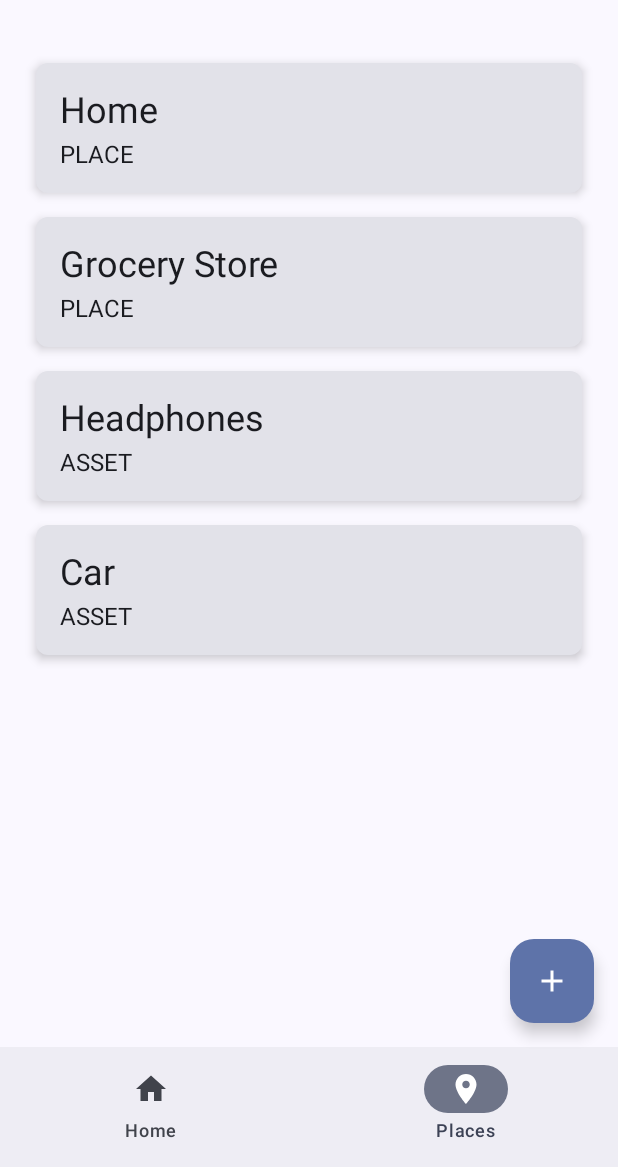
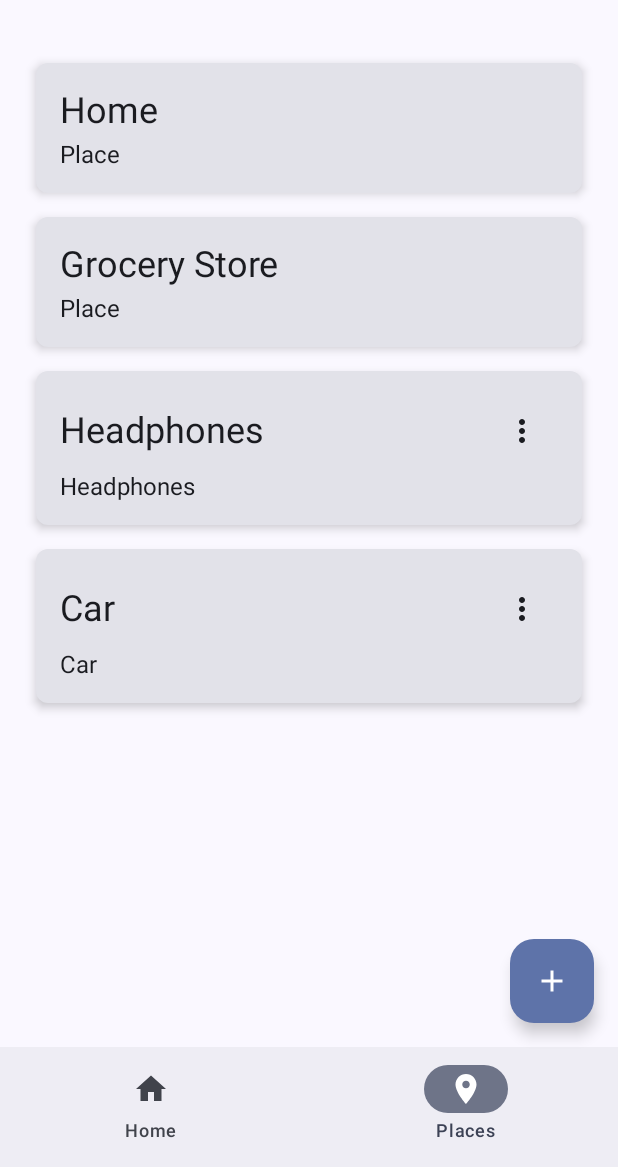
Before and after one commit to itissid/privyloci, an Android app built with Jetpack Compose: the screen it shows after launch (MainActivity), item 2 of the bottom bar chosen, on a phone screen of 412 x 824 dp, the part 69-1236 px from its top. Run offline under Robolectric (Android 15) with nearby library versions, the phone set to English and light mode, and no system bars; our stand-ins replace Dagger/Hilt's generated code, Room's generated code.

Commit message:
BLE Feature 1/n: Spearate Entity and domain model for place/asset type

```diff
--- a/app/src/main/java/me/itissid/privyloci/MainActivity.kt
+++ b/app/src/main/java/me/itissid/privyloci/MainActivity.kt
@@ -59,8 +59,10 @@ import me.itissid.privyloci.ui.PlacesAndAssetsScreen
 import me.itissid.privyloci.ui.theme.PrivyLociTheme
 import dagger.hilt.android.AndroidEntryPoint
 import kotlinx.coroutines.flow.StateFlow
+import kotlinx.coroutines.flow.map
 import kotlinx.coroutines.launch
 import me.itissid.privyloci.data.DataProvider.processAppContainers
+import me.itissid.privyloci.datamodels.toDomain
 //import me.itissid.privyloci.service.FG_NOTIFICATION_DISMISSED
 import me.itissid.privyloci.service.startPrivyForegroundService
 import me.itissid.privyloci.service.stopPrivyForegroundService
@@ -315,7 +317,8 @@ fun MainScreenWrapper(viewModel: MainViewModel) {
     val subscriptionDao = database.subscriptionDao()
     val placeTagDao = database.placeTagDao()
     // Coro for the win!
-    val places by placeTagDao.getAllPlaceTags().collectAsState(initial = emptyList())
+    val places by placeTagDao.getAllPlaceTags().map { entities -> entities.map { it.toDomain() } }
+        .collectAsState(initial = emptyList())
     val subscriptions by subscriptionDao.getAllSubscriptions().collectAsState(initial = emptyList())
     Logger.v(TAG, "Places: ${places.size}")
     Logger.v(TAG, "Subscriptions: ${subscriptions.size}")
--- a/app/src/main/java/me/itissid/privyloci/MainApplication.kt
+++ b/app/src/main/java/me/itissid/privyloci/MainApplication.kt
@@ -14,6 +14,7 @@ import kotlinx.coroutines.CoroutineScope
 import kotlinx.coroutines.Dispatchers
 import kotlinx.coroutines.launch
 import me.itissid.privyloci.data.DataProvider
+import me.itissid.privyloci.datamodels.toEntity
 import me.itissid.privyloci.db.AppDatabase
 import me.itissid.privyloci.eventprocessors.GeofenceEventProcessor
 import me.itissid.privyloci.service.PrivyForegroundService
@@ -84,7 +85,7 @@ class MainApplication : Application() {
                 subscriptionDao.deleteSubscription(it)
             }
             // Insert data into the database
-            placeTagDao.insertPlaceTags(places)
+            placeTagDao.insertPlaceTags(places.map { it.toEntity() })
             subscriptionDao.insertSubscriptions(subscriptionsList)
         }
     }
--- a/app/src/main/java/me/itissid/privyloci/data/DataProvider.kt
+++ b/app/src/main/java/me/itissid/privyloci/data/DataProvider.kt
@@ -35,7 +35,7 @@ object DataProvider {
                 {
                     "id": 3,
                     "name": "Headphones",
-                    "type": "ASSET",
+                    "type": "ASSET_BLE_HEADPHONES",
                     "metadata": "{ \"ble_id\": \"ABC123\" }",
                     "createdAt": 1693048323,
                     "isActive": true
@@ -43,7 +43,7 @@ object DataProvider {
                 {
                     "id": 4,
                     "name": "Car",
-                    "type": "ASSET",
+                    "type": "ASSET_BLE_CAR",
                     "metadata": "{ \"ble_id\": \"XYZ789\" }",
                     "createdAt": 1693048323,
                     "isActive": true
@@ -174,12 +174,16 @@ object DataProvider {
 
         // Parse places
         val placesJson = gson.toJson(dataMap["places"])
-        val placeTagListType: Type = object : TypeToken<List<PlaceTag>>() {}.type
-        val placesList: List<PlaceTag> = gson.fromJson(placesJson, placeTagListType)
+        val placeTagListType: Type = object : TypeToken<List<PlaceTagEntity>>() {}.type
+        val _placesList: List<PlaceTagEntity> =
+            gson.fromJson(placesJson, placeTagListType)
+        val placesList: List<PlaceTag> = _placesList.map { it.toDomain() }
 
         // Parse assets
         val assetsJson = gson.toJson(dataMap["assets"])
-        val assetsList: List<PlaceTag> = gson.fromJson(assetsJson, placeTagListType)
+        val _assetsList: List<PlaceTagEntity> = gson.fromJson(assetsJson, placeTagListType)
+        val assetsList: List<PlaceTag> = _assetsList.map { it.toDomain() }
+
 
         // Parse subscriptions
         val subscriptionsJson = gson.toJson(dataMap["subscriptions"])
--- a/app/src/main/java/me/itissid/privyloci/datamodels/Dao.kt
+++ b/app/src/main/java/me/itissid/privyloci/datamodels/Dao.kt
@@ -31,8 +31,8 @@ interface SubscriptionDao {
 @Dao
 interface PlaceTagDao {
     @Query("SELECT * FROM place_tags")
-    fun getAllPlaceTags(): Flow<List<PlaceTag>>
+    fun getAllPlaceTags(): Flow<List<PlaceTagEntity>>
 
     @Insert(onConflict = OnConflictStrategy.REPLACE)
-    suspend fun insertPlaceTags(placeTags: List<PlaceTag>)
+    suspend fun insertPlaceTags(placeTags: List<PlaceTagEntity>)
 }
--- a/app/src/main/java/me/itissid/privyloci/datamodels/DataModels.kt
+++ b/app/src/main/java/me/itissid/privyloci/datamodels/DataModels.kt
@@ -1,6 +1,5 @@
 package me.itissid.privyloci.datamodels
 
-import android.media.metrics.Event
 import android.os.Parcelable
 import androidx.room.Entity
 import androidx.room.PrimaryKey
@@ -16,17 +15,116 @@ import kotlinx.serialization.Serializable
 @Serializable
 @Parcelize
 @Entity(tableName = "place_tags")
-data class PlaceTag(
+data class PlaceTagEntity(
     @PrimaryKey val id: Int,
     val name: String,
-    val type: PlaceTagType, // enum {PLACE, ASSET}
+    val type: String, // enum {PLACE, ASSET}
     val metadata: String, // Encrypted JSON string
     val createdAt: Long,
     val isActive: Boolean
 ) : Parcelable
 
-enum class PlaceTagType {
-    PLACE, ASSET
+fun PlaceTagEntity.toDomain(): PlaceTag {
+    val domainType = when (type) {
+        "PLACE" -> PlaceTagType.PLACE
+        "ASSET_BLE_HEADPHONES" -> PlaceTagType.ASSET.BLEHeadphones
+        "ASSET_BLE_CAR" -> PlaceTagType.ASSET.BLECar
+        else -> throw IllegalArgumentException("Unknown type: $type")
+    }
+
+    return PlaceTag(
+        id = id,
+        name = name,
+        type = domainType,
+        metadata = metadata,
+        createdAt = createdAt,
+        isActive = isActive
+    )
+}
+
+sealed class PlaceTagType {
+    object PLACE : PlaceTagType()
+
+    // Group all asset-related types under ASSET.
+    sealed class ASSET : PlaceTagType() {
+        object BLEHeadphones : ASSET()
+        object BLECar : ASSET()
+        // Future devices as we support them
+    }
+}
+
+fun String.toPlaceTagType(): PlaceTagType {
+    return when (this) {
+        "PLACE" -> PlaceTagType.PLACE
+        "ASSET_BLE_HEADPHONES" -> PlaceTagType.ASSET.BLEHeadphones
+        "ASSET_BLE_CAR" -> PlaceTagType.ASSET.BLECar
+        else -> throw IllegalArgumentException("Unknown type: $this")
+    }
+}
+
+data class PlaceTag(
+    val id: Int,
+    val name: String,
+    val type: PlaceTagType,
+    val metadata: String,
+    val createdAt: Long,
+    val isActive: Boolean
+) {
+    private fun parseMetadata(): MutableMap<String, Any> {
+        return try {
+            Gson().fromJson<Map<String, Any>>(metadata, Map::class.java).toMutableMap()
+        } catch (e: Exception) {
+            mutableMapOf()
+        }
+    }
+
+    // Retrieve the selected BLE device address if this PlaceTag is BLEHeadphones.
+    fun getSelectedDeviceAddress(): String? {
+        return when (type) {
+            PlaceTagType.PLACE -> null
+            is PlaceTagType.ASSET.BLECar, PlaceTagType.ASSET.BLEHeadphones -> {
+                parseMetadata()["selected_ble_device"] as? String
+            }
+        }
+    }
+
+    // Return a copy of this PlaceTag with the updated device address in metadata.
+    // This is only meaningful if the type is BLEHeadphones; otherwise, we do nothing special.
+    fun withSelectedDeviceAddress(address: String?): PlaceTag {
+        val map = parseMetadata()
+        if (address == null) {
+            map.remove("selected_ble_device")
+        } else {
+            map["selected_ble_device"] = address
+        }
+        val newMetadata = Gson().toJson(map)
+        return copy(metadata = newMetadata)
+    }
+}
+
+fun PlaceTagType.tagString(): String {
+    return when (this) {
+        is PlaceTagType.PLACE -> "Place"
+        is PlaceTagType.ASSET.BLEHeadphones -> "Headphones"
+        is PlaceTagType.ASSET.BLECar -> "Car"
+    }
+}
+
+fun PlaceTag.toEntity(): PlaceTagEntity {
+    val dbType = when (type) {
+        PlaceTagType.PLACE -> "PLACE"
+        is PlaceTagType.ASSET.BLEHeadphones -> "ASSET_BLE_HEADPHONES"
+        is PlaceTagType.ASSET.BLECar -> "ASSET_BLE_CAR"
+    }
+
+    return PlaceTagEntity(
+        id = id,
+        name = name,
+        type = dbType,
+        metadata = metadata,
+        createdAt = createdAt,
+        isActive = isActive
+    )
 }
 
 @Serializable
--- a/app/src/main/java/me/itissid/privyloci/db/AppDatabase.kt
+++ b/app/src/main/java/me/itissid/privyloci/db/AppDatabase.kt
@@ -4,11 +4,12 @@ import androidx.room.Database
 import androidx.room.RoomDatabase
 import me.itissid.privyloci.datamodels.PlaceTag
 import me.itissid.privyloci.datamodels.PlaceTagDao
+import me.itissid.privyloci.datamodels.PlaceTagEntity
 import me.itissid.privyloci.datamodels.SubscriptionDao
 import me.itissid.privyloci.datamodels.Subscription
 
 // AppDatabase.kt
-@Database(entities = [Subscription::class, PlaceTag::class], version = 2)
+@Database(entities = [Subscription::class, PlaceTagEntity::class], version = 3)
 abstract class AppDatabase : RoomDatabase() {
     abstract fun placeTagDao(): PlaceTagDao
     abstract fun subscriptionDao(): SubscriptionDao
--- a/app/src/main/java/me/itissid/privyloci/ui/SubscriptionCards.kt
+++ b/app/src/main/java/me/itissid/privyloci/ui/SubscriptionCards.kt
@@ -12,18 +12,26 @@ import androidx.compose.material.icons.Icons
 import androidx.compose.material.icons.filled.MoreVert
 import androidx.compose.material3.Card
 import androidx.compose.material3.CardDefaults
+import androidx.compose.material3.DropdownMenu
+import androidx.compose.material3.DropdownMenuItem
 import androidx.compose.material3.Icon
 import androidx.compose.material3.IconButton
 import androidx.compose.material3.MaterialTheme
 import androidx.compose.material3.Text
 import androidx.compose.runtime.Composable
+import androidx.compose.runtime.getValue
+import androidx.compose.runtime.mutableStateOf
+import androidx.compose.runtime.remember
+import androidx.compose.runtime.setValue
 import androidx.compose.ui.Alignment
 import androidx.compose.ui.Modifier
 import androidx.compose.ui.unit.dp
 import me.itissid.privyloci.datamodels.AppContainer
 import me.itissid.privyloci.datamodels.PlaceTag
+import me.itissid.privyloci.datamodels.PlaceTagType
 import me.itissid.privyloci.datamodels.Subscription
 import me.itissid.privyloci.datamodels.displayName
+import me.itissid.privyloci.datamodels.tagString
 import java.text.SimpleDateFormat
 import java.util.Date
 import java.util.Locale
@@ -87,6 +95,8 @@ fun AppCard(
 
 @Composable
 fun PlaceCard(placeTag: PlaceTag) {
+    var showMenu by remember { mutableStateOf(false) }
+
     Card(
         modifier = Modifier
             .fillMaxWidth()
@@ -95,14 +105,43 @@ fun PlaceCard(placeTag: PlaceTag) {
         shape = RoundedCornerShape(8.dp)
     ) {
         Column(modifier = Modifier.padding(16.dp)) {
-            // Place Name
-            Text(
-                text = placeTag.name,
-                style = MaterialTheme.typography.headlineSmall
-            )
+            Row(verticalAlignment = Alignment.CenterVertically) {
+                // Place Name
+                Text(
+                    text = placeTag.name,
+                    style = MaterialTheme.typography.headlineSmall,
+                    modifier = Modifier.weight(1f)
+
+                )
+                // Asset Icon
+                if (placeTag.type == PlaceTagType.ASSET.BLEHeadphones || placeTag.type == PlaceTagType.ASSET.BLECar) {
+                    IconButton(onClick = { showMenu = true }) {
+                        Icon(
+                            imageVector = Icons.Default.MoreVert,
+                            contentDescription = "Options"
+                        )
+                    }
+                    DropdownMenu(expanded = showMenu, onDismissRequest = { showMenu = false }) {
+                        val deviceAddress = placeTag.getSelectedDeviceAddress()
+                        DropdownMenuItem(
+                            text = {
+                                Text(
+                                    text = "Selected Device: ${deviceAddress ?: "None"}",
+                                    style = MaterialTheme.typography.bodyMedium
+                                )
+                            },
+                            onClick = {
+                                //TODO: Open a dialog to select a device
+                                showMenu = false
+                            }
+                        )
+                    }
+
+                }
+            }
             // Place Type
             Text(
-                text = placeTag.type.name,
+                text = placeTag.type.tagString(),
                 style = MaterialTheme.typography.bodyMedium,
                 modifier = Modifier.padding(top = 4.dp)
             )
```
